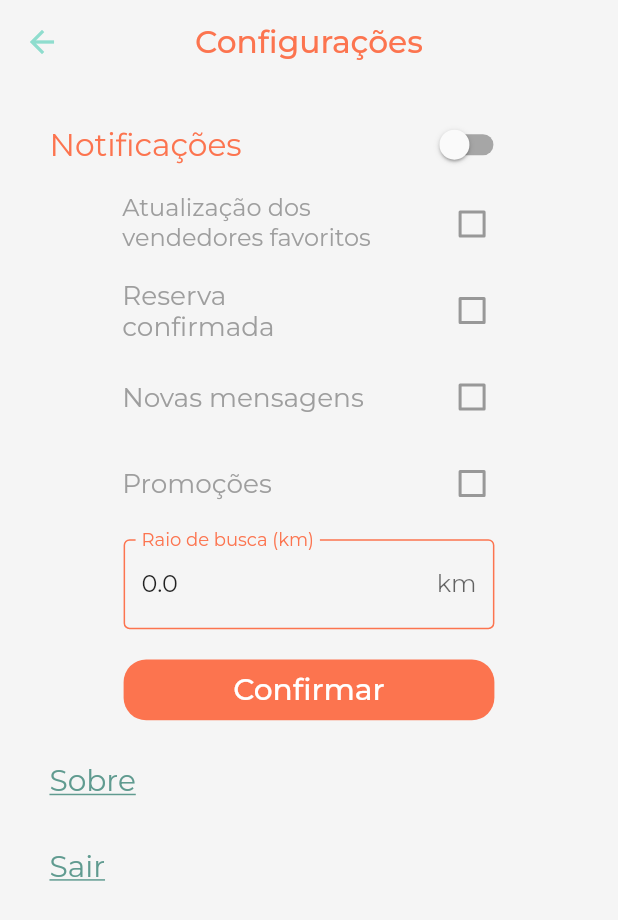
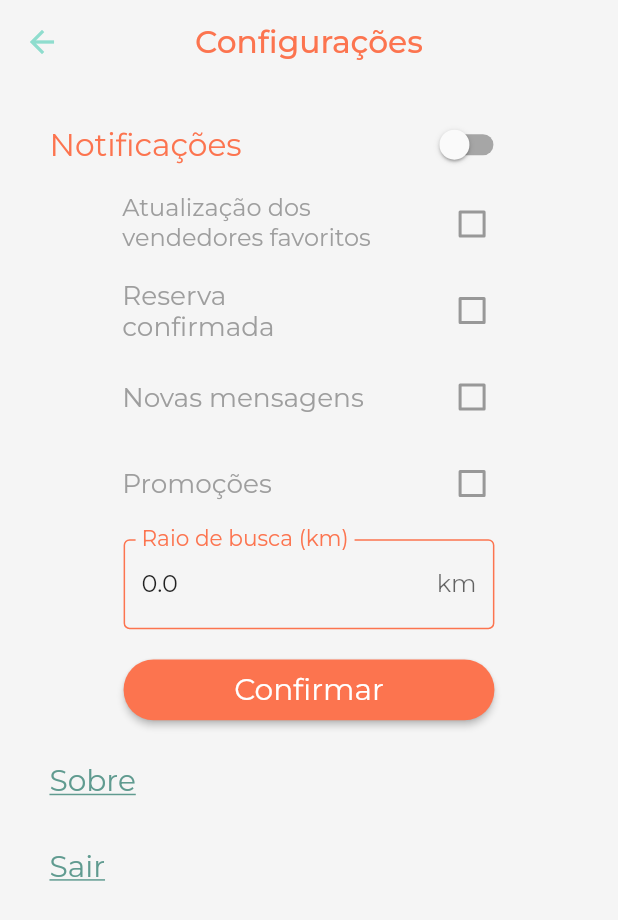
Before and after one commit to DevMobUFRJ/rango, a Flutter app: the ProfileSettings screen opened directly with empty values, on a phone screen of 412 x 824 dp. Shown: the top 920 px of the screen. Run offline on Flutter 3.47's test engine with Material 2 defaults, Android fonts, the phone set to English and light mode, and no system bars; drawn by our look-alikes of auto_size_text; our stand-ins replace cloud_firestore, firebase_auth, firebase_storage, flutter_screenutil, flutter_svg, font_awesome_flutter and 6 more; missing offline and left inert: geoflutterfire; accounts and stored records are empty; network calls fail; statements that could not run were skipped; project files that could hold a hidden picture were left out.

Commit message:
Alguns ajustes de snackBar e textos

```diff
--- a/lib/screens/main/profile/ProfileSettings.dart
+++ b/lib/screens/main/profile/ProfileSettings.dart
@@ -226,30 +226,34 @@ class _ProfileSettingsState extends State<ProfileSettings> {
                       focusColor: orange,
                       fillColor: orange,
                       enabledBorder: OutlineInputBorder(
-                            borderSide: BorderSide(color: orange)),
+                        borderSide: BorderSide(color: orange),
+                      ),
                       focusedBorder: OutlineInputBorder(
-                            borderSide: BorderSide(color: orange)),
-                        labelStyle: TextStyle(color: orange),
+                        borderSide: BorderSide(color: orange),
+                      ),
+                      labelStyle: GoogleFonts.montserrat(
+                        color: orange,
+                        fontSize: 35.nsp,
+                      ),
                       labelText: 'Raio de busca (km)',
                       hintText: 'Raio de busca',
-                        suffixText: 'km'),
+                      suffixText: 'km',
+                    ),
                   ),
                 ),
                 Container(
                   margin: EdgeInsets.symmetric(vertical: 0.01.hp),
                   width: 0.6.wp,
-                  child: RaisedButton(
+                  child: ElevatedButton(
+                    onPressed: () => _saveSettings(context),
+                    child: Container(
                       padding: EdgeInsets.symmetric(
                           vertical: 0.01.hp, horizontal: 0.1.wp),
-                    elevation: 0,
-                    shape: RoundedRectangleBorder(
-                      borderRadius: BorderRadius.circular(15),
-                    ),
-                    onPressed: () => _saveSettings(context),
                       child: AutoSizeText(
                         'Confirmar',
                         style: GoogleFonts.montserrat(
                           fontSize: 36.nsp,
+                        ),
                       ),
                     ),
                   ),
--- a/lib/widgets/pickers/UserImagePicker.dart
+++ b/lib/widgets/pickers/UserImagePicker.dart
@@ -87,8 +87,10 @@ class _UserImagePickerState extends State<UserImagePicker> {
         ScaffoldMessenger.of(context).showSnackBar(
           SnackBar(
             backgroundColor: Theme.of(context).errorColor,
-            content:
-                Text('Ocorreu um erro ao escolher a foto, tente novamente'),
+            content: Text(
+              'Ocorreu um erro ao escolher a foto, tente novamente',
+              textAlign: TextAlign.center,
+            ),
           ),
         );
       }
```
Also changed, not shown: lib/resources/repository.dart (+61 -27 lines), lib/screens/auth/AuthScreen.dart (+8 -2 lines), lib/screens/auth/LoginScreen.dart (+10 -11 lines), lib/screens/main/profile/EditProfileScreen.dart (+5 -2 lines), lib/screens/main/tabs/OrderHistory.dart (+28 -11 lines). Lines whose indentation alone changed are shown as unchanged.
